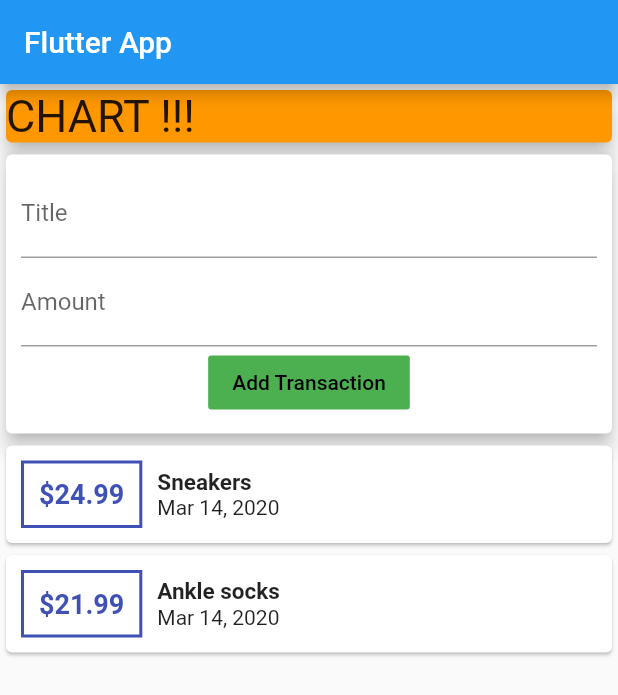
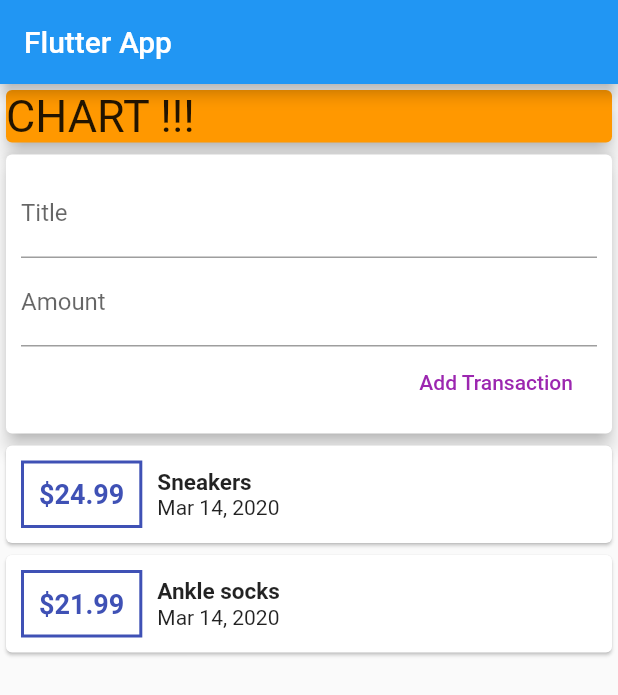
Before and after one commit to KUKROW/expense_planner, a Flutter app: the screen it shows after launch, after a tap on "Add Transaction", on a phone screen of 412 x 824 dp. Shown: the top 695 px of the screen. Run offline on Flutter 3.47's test engine with Material 2 defaults, Android fonts, the phone set to English and light mode, and no system bars.

```diff
--- a/lib/main.dart
+++ b/lib/main.dart
@@ -1,6 +1,6 @@
 import 'package:flutter/cupertino.dart';
 
-import './transactions.dart';
+import './model/transactions.dart';
 import 'package:flutter/material.dart';
 import 'package:intl/intl.dart';
 
@@ -23,6 +23,17 @@ class MyHomePage extends StatelessWidget {
     Transactions(
         id: 2, title: 'Ankle socks', amount: 21.99, date: DateTime.now())
   ];
+
+  //different methods of registering user input
+  //method-1
+  /*
+  String titleInput;
+  String amountInput;
+  */
+
+  //method-2
+  final titleController = TextEditingController();
+  final amountController = TextEditingController();
 
   @override
   Widget build(BuildContext context) {
@@ -50,18 +61,31 @@ class MyHomePage extends StatelessWidget {
               child: Container(
                 padding: EdgeInsets.all(10),
                 child: Column(
+                  crossAxisAlignment: CrossAxisAlignment.end,
                   children: <Widget>[
                     TextField(
                       decoration: InputDecoration(labelText: 'Title'),
+                      /*method-1 to change user input
+                      onChanged: (val) {
+                        titleInput = val;
+                      }*/
+                      controller: titleController,
                     ),
                     TextField(
                       decoration: InputDecoration(labelText: 'Amount'),
+                      /*method-1 to change user input
+                      onChanged: (val) => amountInput = val
+                      */
+                      controller: amountController,
                     ),
                     FlatButton(
                       child: Text('Add Transaction'),
-                      onPressed: () {},
-                      color: Colors.green,
-                      textColor: Colors.black,
+                      onPressed: () {
+                        print(titleController.text);
+                        print(amountController.text);
+                      },
+                      color: Colors.white30,
+                      textColor: Colors.purple,
                     )
                   ],
                 ),
```
Also changed, not shown: lib/model/transactions.dart (renamed from lib/transactions.dart), lib/widgets/transactions_list.dart (added).
